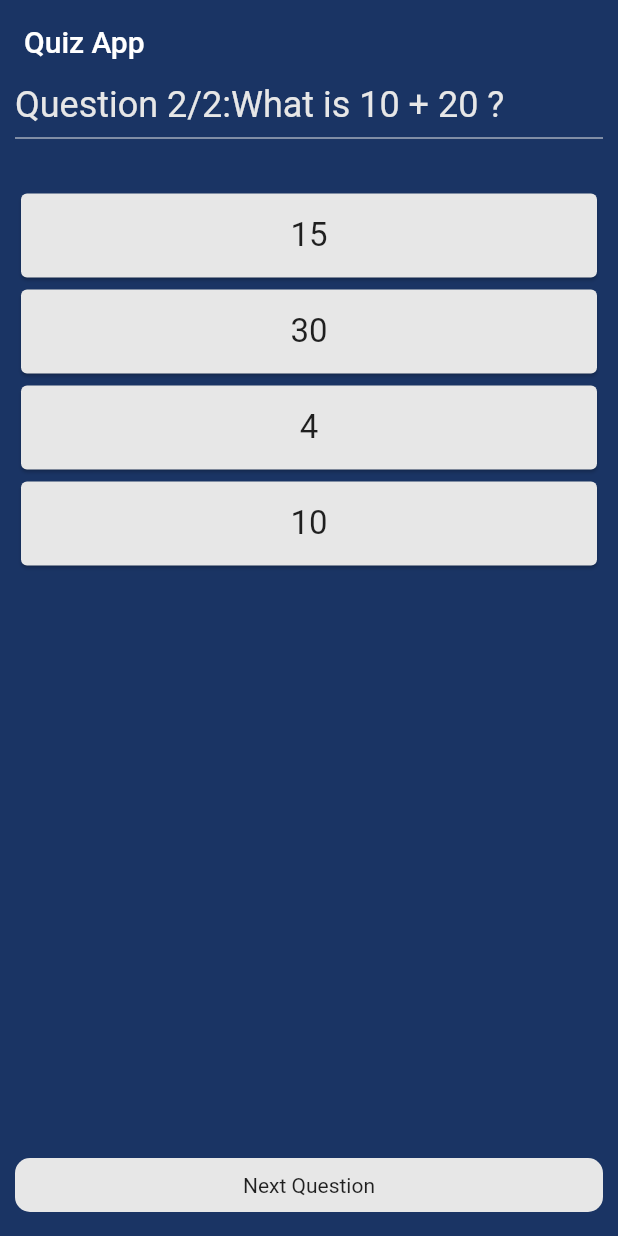
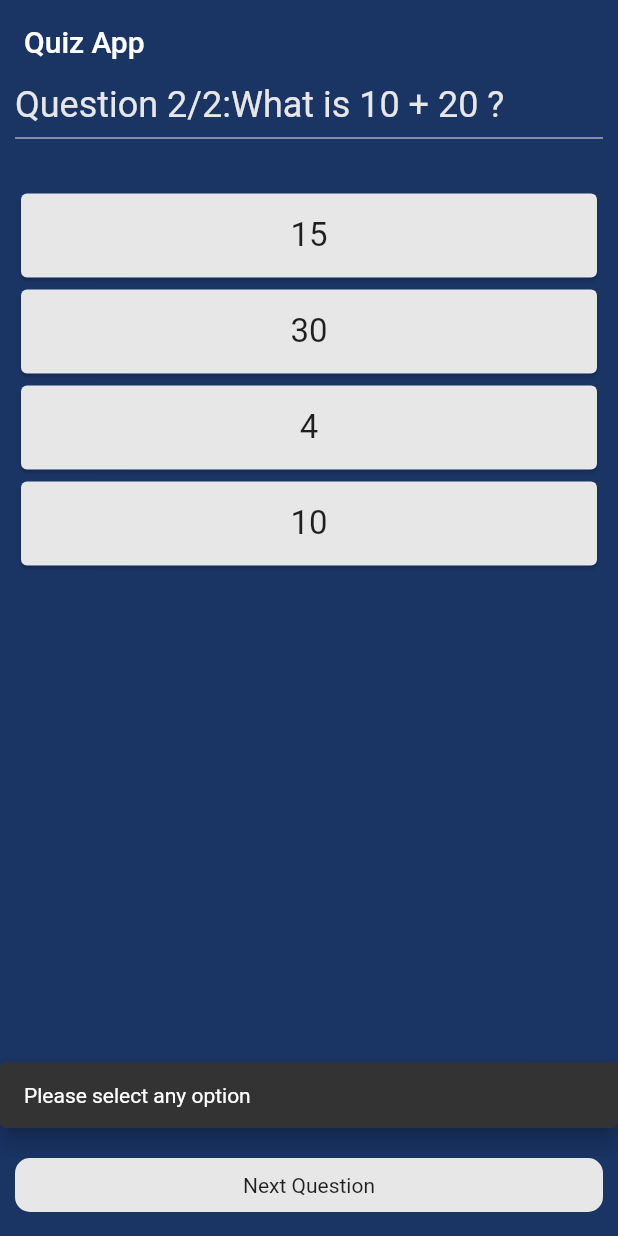
Before and after one commit to kshitijshrivastava1903/firebase_quiz_app, a Flutter app: the screen it shows after launch, after a tap on "Next Question", on a phone screen of 412 x 824 dp. Run offline on Flutter 3.47's test engine with Material 2 defaults, Android fonts, the phone set to English and light mode, and no system bars.

Commit message:
Added popup

```diff
--- a/lib/screens/home_screen.dart
+++ b/lib/screens/home_screen.dart
@@ -17,6 +17,13 @@ class _HomeScreenState extends State<HomeScreen> {
   bool isPressed = false;
 
   void nextQuestion() {
+    if (isPressed == false) {
+      ScaffoldMessenger.of(context).showSnackBar(SnackBar(
+        content: const Text("Please select any option"),
+        behavior: SnackBarBehavior.floating,
+        margin: EdgeInsets.symmetric(vertical: 20.0),
+      ));
+    }
     if (index == _questions.length - 1) {
       return;
     }
```
